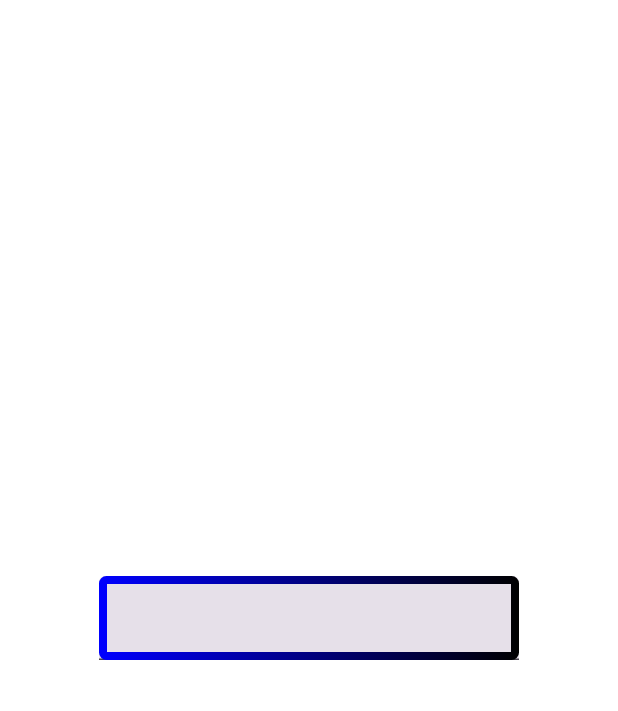
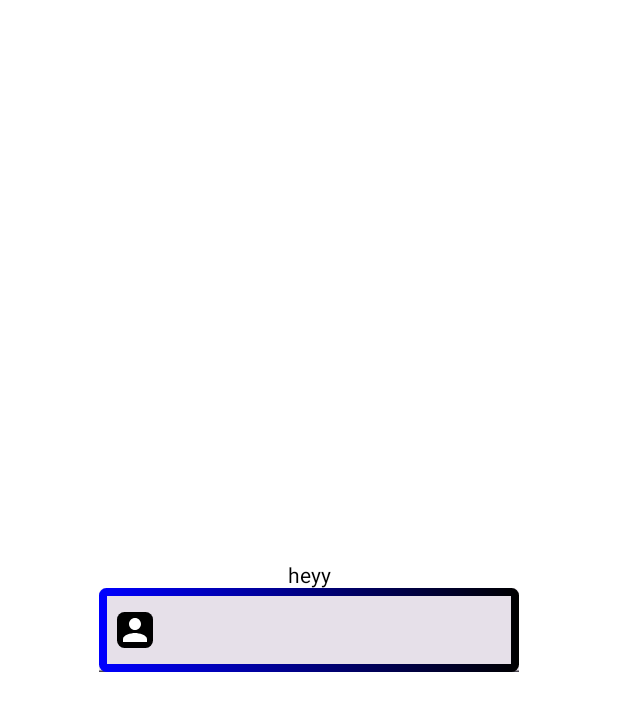
Before and after one commit to potatomioo/Jetpack_Compose_Pre, an Android app built with Jetpack Compose: the @Preview function MyComposablePreview, on a phone screen of 412 x 824 dp. Shown: the top 711 px of the screen. Run offline under Robolectric (Android 15) with nearby library versions, the phone set to English and light mode, and no system bars.

Commit message:
dependency checked

```diff
--- a/app/src/main/java/com/example/jetpack_compose_setup/MainActivity.kt
+++ b/app/src/main/java/com/example/jetpack_compose_setup/MainActivity.kt
@@ -4,68 +4,28 @@ import android.annotation.SuppressLint
 import android.os.Bundle
 import androidx.activity.ComponentActivity
 import androidx.activity.compose.setContent
-import androidx.compose.foundation.Image
 import androidx.compose.foundation.background
 import androidx.compose.foundation.border
-import androidx.compose.foundation.clickable
 import androidx.compose.foundation.layout.Arrangement
-import androidx.compose.foundation.layout.Box
 import androidx.compose.foundation.layout.Column
-import androidx.compose.foundation.layout.Row
-import androidx.compose.foundation.layout.Spacer
-import androidx.compose.foundation.layout.fillMaxHeight
 import androidx.compose.foundation.layout.fillMaxSize
-import androidx.compose.foundation.layout.fillMaxWidth
-import androidx.compose.foundation.layout.height
-import androidx.compose.foundation.layout.offset
 import androidx.compose.foundation.layout.padding
-import androidx.compose.foundation.layout.requiredWidth
-import androidx.compose.foundation.layout.width
 import androidx.compose.foundation.shape.RoundedCornerShape
-import androidx.compose.material3.BottomSheetScaffoldState
-import androidx.compose.material3.Button
-import androidx.compose.material3.Card
-import androidx.compose.material3.Label
-import androidx.compose.material3.MaterialTheme
-import androidx.compose.material3.Scaffold
-import androidx.compose.material3.Snackbar
-import androidx.compose.material3.Surface
+import androidx.compose.material.icons.Icons
+import androidx.compose.material.icons.filled.Person
+import androidx.compose.material3.Icon
 import androidx.compose.material3.Text
 import androidx.compose.material3.TextField
-import androidx.compose.material3.rememberBottomSheetScaffoldState
-import androidx.compose.runtime.Composable
-import androidx.compose.runtime.getValue
-import androidx.compose.runtime.mutableStateOf
-import androidx.compose.runtime.remember
-import androidx.compose.runtime.setValue
+import androidx.compose.runtime.*
 import androidx.compose.ui.Alignment
 import androidx.compose.ui.Modifier
 import androidx.compose.ui.graphics.Brush
 import androidx.compose.ui.graphics.Color
-import androidx.compose.ui.graphics.painter.Painter
-import androidx.compose.ui.layout.ContentScale
-import androidx.compose.ui.res.painterResource
-import androidx.compose.ui.text.SpanStyle
 import androidx.compose.ui.text.TextStyle
-import androidx.compose.ui.text.buildAnnotatedString
-import androidx.compose.ui.text.font.Font
-import androidx.compose.ui.text.font.FontFamily
-import androidx.compose.ui.text.font.FontStyle
-import androidx.compose.ui.text.font.FontWeight
-import androidx.compose.ui.text.style.TextAlign
-import androidx.compose.ui.text.style.TextDecoration
-import androidx.compose.ui.text.withStyle
 import androidx.compose.ui.tooling.preview.Preview
-import androidx.compose.ui.unit.TextUnit
 import androidx.compose.ui.unit.dp
-import androidx.compose.ui.unit.sp
-import com.example.jetpack_compose_setup.ui.theme.Jetpack_compose_setupTheme
 import org.w3c.dom.Text
-import kotlin.random.Random
-import androidx.compose.runtime.*
-import androidx.compose.runtime.LaunchedEffect
-import kotlinx.coroutines.delay
-import kotlinx.coroutines.time.delay
+
 
 class MainActivity : ComponentActivity() {
     @SuppressLint("UnusedMaterial3ScaffoldPaddingParameter")
@@ -359,12 +319,14 @@ class MainActivity : ComponentActivity() {
 fun maketextfield(
     given:String
 ){
-    Column(modifier = Modifier
-        .fillMaxSize()
-        .background(color = Color.White),
-        horizontalAlignment = Alignment.CenterHorizontally,
-        verticalArrangement = Arrangement.Center
+    Column(
+        Modifier
+            .fillMaxSize()
+            .background(color = Color.White), Arrangement.Center, Alignment.CenterHorizontally
     ) {
+
+        Text(text = "heyy")
+
 
 
         var textstate = remember {
@@ -374,7 +336,7 @@ fun maketextfield(
             modifier = Modifier
             .border(
                 width = 5.dp,
-                brush = Brush.horizontalGradient(listOf(Color.Blue, Color.Black)),
+                brush = Brush.horizontalGradient(listOf(Color.Blue, Color.Black), startX = 0.5f),
                 shape = RoundedCornerShape(5.dp)
             ),
             value = textstate.value,
@@ -386,8 +348,20 @@ fun maketextfield(
 //            },
             textStyle = TextStyle(
                 color = Color.Black
-            )
-            )
+            ),
+            leadingIcon = {
+                Icon(imageVector = Icons.Filled.Person, contentDescription = "name"
+                ,modifier = Modifier
+                        .padding(0.dp)
+                        .background(
+                            color = Color.Black,
+                            shape = RoundedCornerShape(5.dp)
+                        )
+                    ,tint = Color.White
+                )
+            }
+        )
+
     }
 }
 
```
